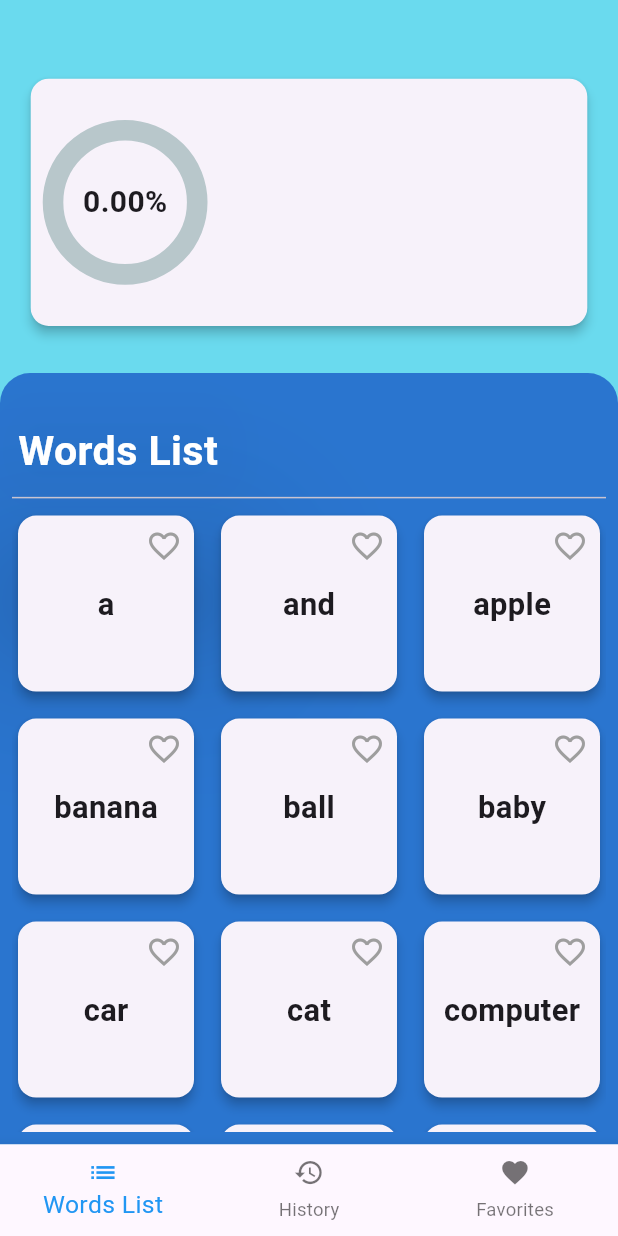
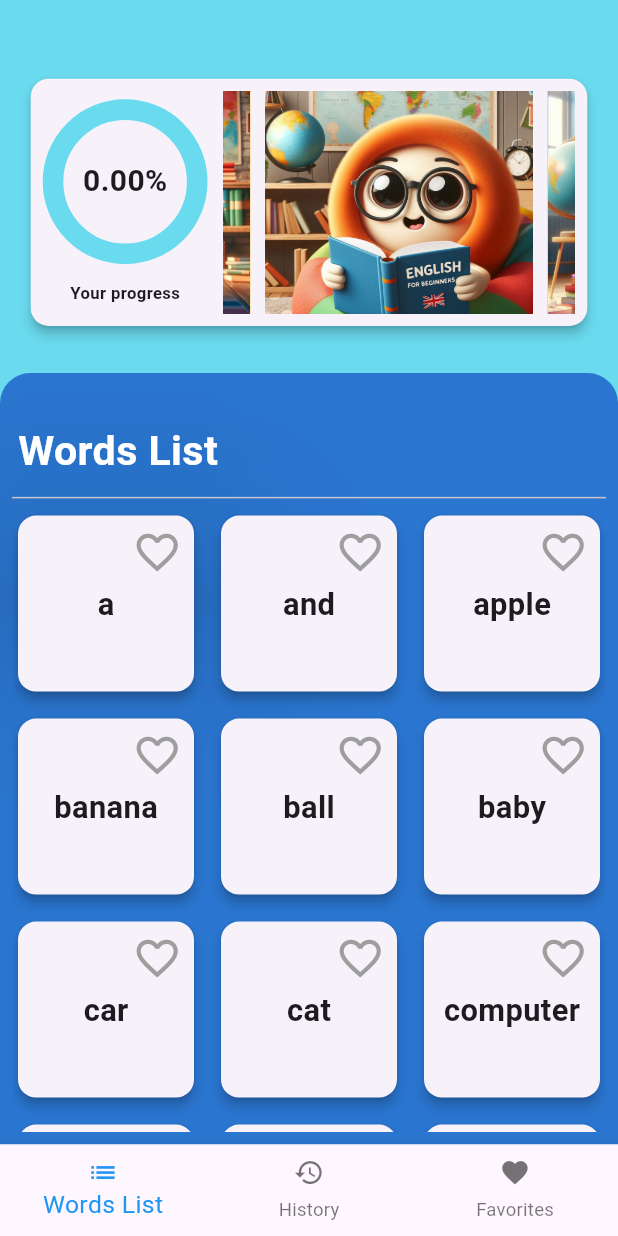
Before and after one commit to absjuniordev/Free-Dictionary, a Flutter app: the screen it shows after launch, on a phone screen of 412 x 824 dp. Run offline on Flutter 3.47's test engine with Material 3 defaults, Android fonts, the phone set to English and light mode, and no system bars; drawn by our look-alikes of carousel_slider, percent_indicator; our stand-ins replace auto_size_text, dio, get_it, just_audio, lottie.

```diff
--- a/lib/app/widgets/card_indication_widget.dart
+++ b/lib/app/widgets/card_indication_widget.dart
@@ -1,4 +1,7 @@
+import 'package:carousel_slider/carousel_slider.dart';
+import 'package:flutter/cupertino.dart';
 import 'package:flutter/material.dart';
+import 'package:flutter/widgets.dart';
 import 'package:percent_indicator/percent_indicator.dart';
 
 import '../provider/dictionary_provider.dart';
@@ -12,7 +15,15 @@ class CardIndicationWidget extends StatelessWidget {
     final sizeOff = MediaQuery.of(context).size;
     final injectorStore = getIt<DictionaryProvider>();
 
+    final List<String> imagesPath = [
+      "assets/images/mascot.jpg",
+      "assets/images/mascot2.jpg",
+      "assets/images/mascot3.jpg",
+      "assets/images/mascot4.jpg",
+    ];
+
     return Card(
+      color: Colors.grey[170],
       elevation: 3,
       child: SizedBox(
         height: sizeOff.height / 5,
@@ -23,7 +34,11 @@ class CardIndicationWidget extends StatelessWidget {
             children: [
               ListenableBuilder(
                 listenable: injectorStore,
-                builder: (_, __) => CircularPercentIndicator(
+                builder: (_, __) => Column(
+                  mainAxisAlignment: MainAxisAlignment.spaceAround,
+                  children: [
+                    CircularPercentIndicator(
+                      circularStrokeCap: CircularStrokeCap.round,
                       animation: true,
                       radius: sizeOff.height / 15,
                       lineWidth: sizeOff.width / 30,
@@ -35,9 +50,54 @@ class CardIndicationWidget extends StatelessWidget {
                           fontSize: 20.0,
                         ),
                       ),
-                  progressColor: Colors.green,
+                      progressColor: const Color.fromRGBO(42, 117, 207, 100),
+                      backgroundColor: const Color.fromRGBO(106, 218, 238, 100),
+                    ),
+                    Text(
+                      "Your progress",
+                      style: TextStyle(
+                          fontWeight: FontWeight.bold,
+                          fontSize: sizeOff.width / 37),
+                    )
+                  ],
                 ),
               ),
+              const SizedBox(
+                width: 10,
+              ),
+              Expanded(
+                child: CarouselSlider(
+                  options: CarouselOptions(
+                    height: double.infinity,
+                    autoPlay: true,
+                    enlargeCenterPage: false,
+                    aspectRatio: 16 / 9,
+                    autoPlayInterval: const Duration(seconds: 3),
+                    autoPlayAnimationDuration:
+                        const Duration(milliseconds: 800),
+                    autoPlayCurve: Curves.bounceInOut,
+                    pauseAutoPlayOnTouch: false,
+                    viewportFraction: 0.8,
+                  ),
+                  items: imagesPath.map((imageUrl) {
+                    return Builder(
+                      builder: (BuildContext context) {
+                        return Container(
+                          width: MediaQuery.of(context).size.width,
+                          margin: const EdgeInsets.symmetric(horizontal: 5.0),
+                          decoration: const BoxDecoration(
+                            color: Colors.amber,
+                          ),
+                          child: Image.asset(
+                            imageUrl,
+                            fit: BoxFit.cover,
+                          ),
+                        );
+                      },
+                    );
+                  }).toList(),
+                ),
+              )
             ],
           ),
         ),
--- a/lib/app/widgets/custom_gridview_widget.dart
+++ b/lib/app/widgets/custom_gridview_widget.dart
@@ -42,6 +42,7 @@ class CustomGridView extends StatelessWidget {
                 return InkWell(
                   onTap: () => onTap(key),
                   child: Card(
+                    color: Colors.grey[170],
                     elevation: 3,
                     child: Stack(
                       children: [
@@ -60,6 +61,7 @@ class CustomGridView extends StatelessWidget {
                           child: GestureDetector(
                             onTap: () => onFavoriteToggle(key),
                             child: Icon(
+                              size: sizeOff * 0.04,
                               isFavorite
                                   ? Icons.favorite
                                   : Icons.favorite_border,
```
Also changed, not shown: lib/app/views/loading_page_view.dart (+9 -13 lines), lib/app/widgets/custom_lottie_widget.dart (added, +32 -0 lines), pubspec.yaml (+7 -1 lines), assets/images/mascot.jpg (added), assets/images/mascot2.jpg (added), assets/images/mascot3.jpg (added), assets/images/mascot4.jpg (added), pubspec.lock. Lines whose indentation alone changed are shown as unchanged.
